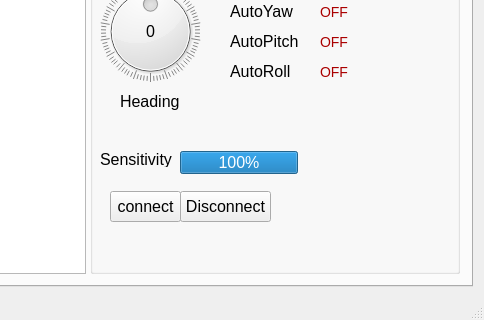
The window that mainwindow.ui (robocenter-rov/remote-control) describes before a commit, drawn with Qt 5; both pictures show x 764 to 1248 and y 458 to 778 of the 1248 by 778 pixel window.
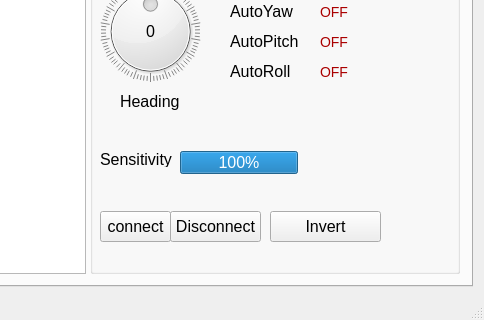
The same window after the commit. Custom widgets are drawn as their Qt base class.

Commit message: Add button to invert control

The edit to the form file:
```diff
--- a/mainwindow.ui
+++ b/mainwindow.ui
@@ -188,8 +188,8 @@
            <widget class="QPushButton" name="connectButton">
             <property name="geometry">
              <rect>
-              <x>20</x>
-              <y>580</y>
+              <x>10</x>
+              <y>600</y>
               <width>71</width>
               <height>31</height>
              </rect>
@@ -201,8 +201,8 @@
            <widget class="QPushButton" name="disconnectButton">
             <property name="geometry">
              <rect>
-              <x>90</x>
-              <y>580</y>
+              <x>80</x>
+              <y>600</y>
               <width>91</width>
               <height>31</height>
              </rect>
@@ -784,6 +784,19 @@
              <string>AutoRoll</string>
             </property>
            </widget>
+           <widget class="QPushButton" name="invertControl">
+            <property name="geometry">
+             <rect>
+              <x>180</x>
+              <y>600</y>
+              <width>111</width>
+              <height>31</height>
+             </rect>
+            </property>
+            <property name="text">
+             <string>Invert</string>
+            </property>
+           </widget>
           </widget>
          </widget>
         </item>
```
The commit also changes 2 other files.
